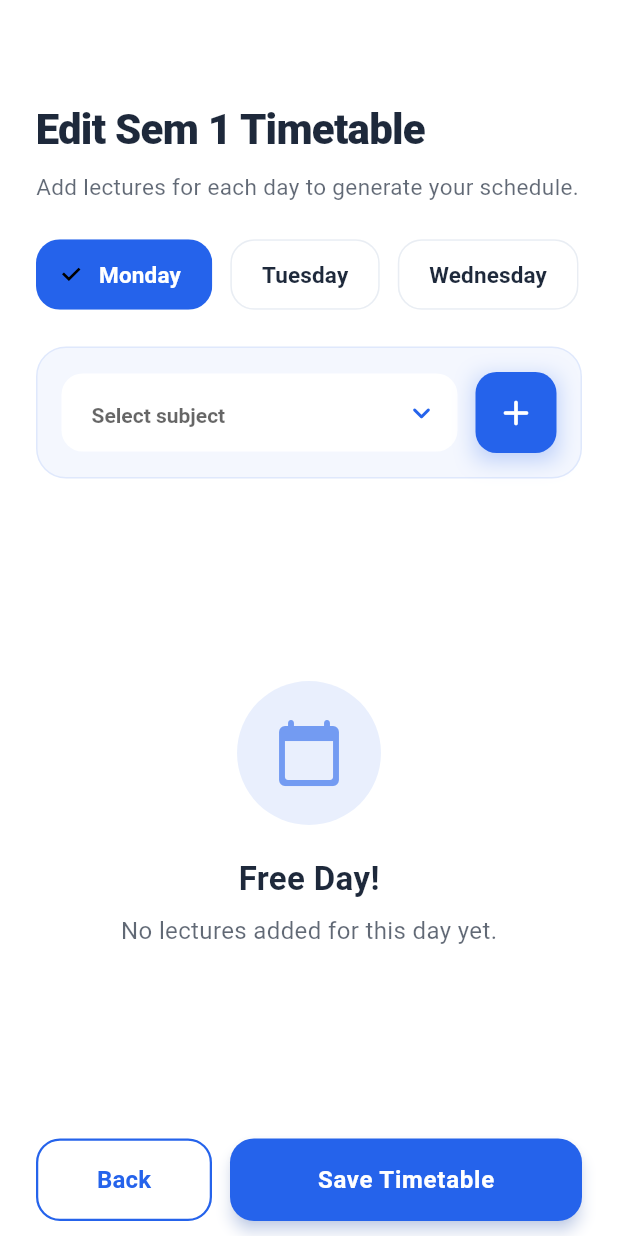
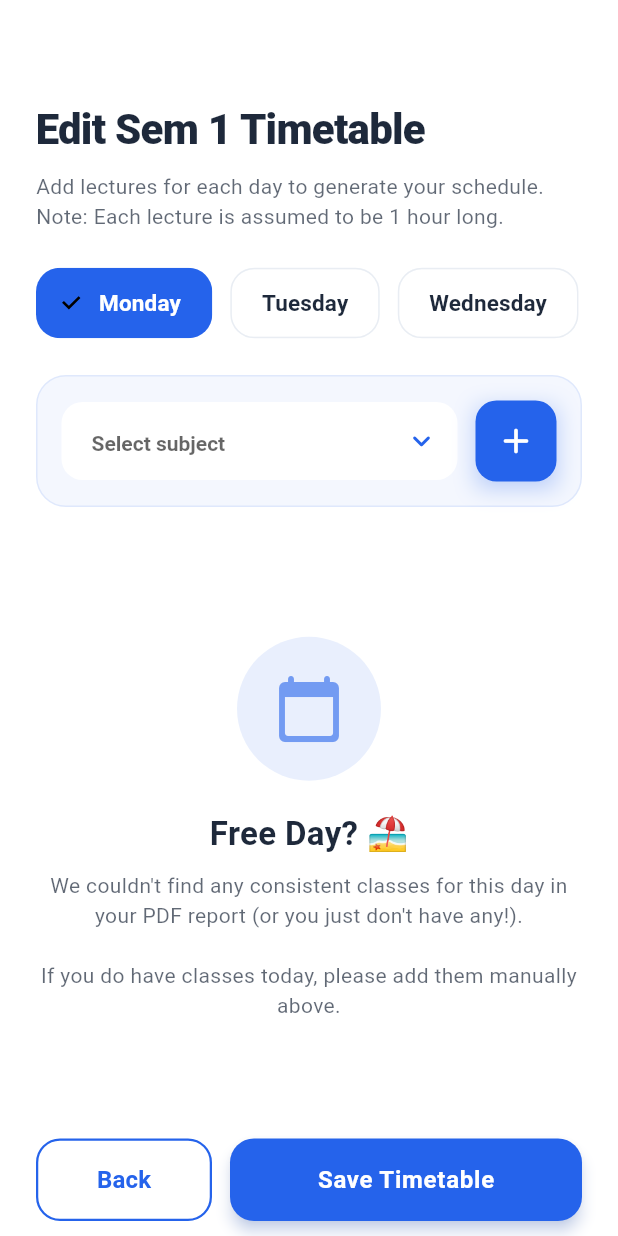
Before and after one commit to PaRth0566/AttendEase, a Flutter app: the TimetableSetupScreen screen opened by its route, on a phone screen of 412 x 824 dp. Run offline on Flutter 3.47's test engine with Material 3 defaults, Android fonts, the phone set to English and light mode, and no system bars; our stand-ins replace cloud_firestore, connectivity_plus, file_picker, firebase_auth, firebase_core, flutter_svg and 10 more; missing offline and left inert: dart:js_interop, syncfusion_flutter_pdf; accounts and stored records are empty.

Commit message:
feat: Enhance Timetable UX with explicit instructions and failure states
- Verified PDF parser inference logic correctly filters 1-off extra lectures
- Added explicit '1 hour long' disclaimer to Timetable Setup header
- Added custom 'Free Day' empty state to guide users when automatic inference yields no consistent classes for a given day

```diff
--- a/lib/screens/setup/timetable_setup_screen.dart
+++ b/lib/screens/setup/timetable_setup_screen.dart
@@ -213,9 +213,10 @@ class _TimetableSetupScreenState extends State<TimetableSetupScreen> {
                 ),
                 const SizedBox(height: 8),
                 Text(
-                  'Add lectures for each day to generate your schedule.',
+                  'Add lectures for each day to generate your schedule.\nNote: Each lecture is assumed to be 1 hour long.',
                   style: TextStyle(
-                    fontSize: 15,
+                    fontSize: 14,
+                    height: 1.4,
                     color: theme.textTheme.bodyMedium?.color?.withOpacity(0.7),
                   ),
                 ),
@@ -392,7 +393,7 @@ class _TimetableSetupScreenState extends State<TimetableSetupScreen> {
                               ),
                               const SizedBox(height: 20),
                               Text(
-                                'Free Day!',
+                                'Free Day? 🏖️',
                                 style: TextStyle(
                                   fontSize: 22,
                                   fontWeight: FontWeight.bold,
@@ -401,9 +402,10 @@ class _TimetableSetupScreenState extends State<TimetableSetupScreen> {
                               ),
                               const SizedBox(height: 8),
                               Text(
-                                'No lectures added for this day yet.',
+                                'We couldn\'t find any consistent classes for this day in your PDF report (or you just don\'t have any!).\n\nIf you do have classes today, please add them manually above.',
+                                textAlign: TextAlign.center,
                                 style: TextStyle(
-                                  fontSize: 16,
+                                  fontSize: 14,
                                   color: theme.textTheme.bodyMedium?.color?.withOpacity(0.7),
                                 ),
                               ),
```
